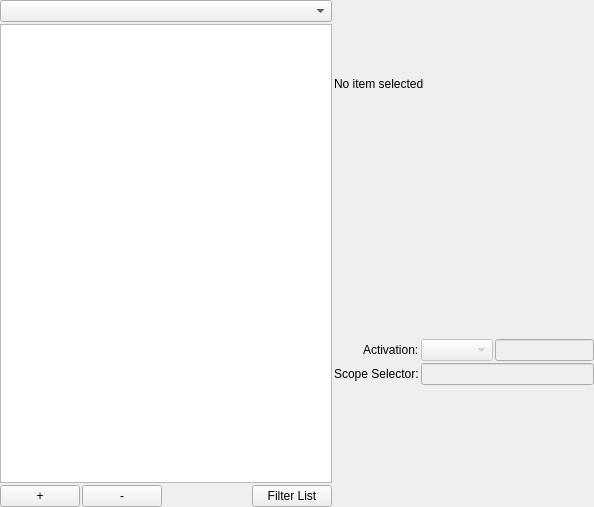
Before: the Qt Designer form src/prymatex/gui/bundles/ui_files/editor.ui in prymatex/prymatex, drawn with Qt 5.
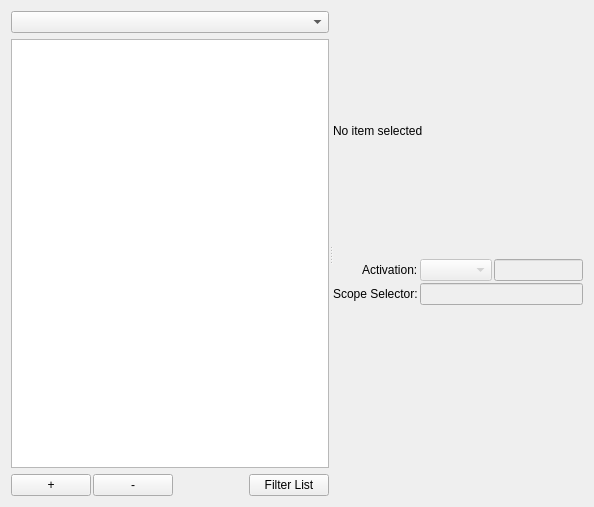
After: the same form once the commit is applied.

The edit to the form file:
```diff
--- a/src/prymatex/gui/bundles/ui_files/editor.ui
+++ b/src/prymatex/gui/bundles/ui_files/editor.ui
@@ -13,21 +13,14 @@
   <property name="windowTitle">
    <string>Bundle Editor</string>
   </property>
-  <layout class="QHBoxLayout" name="horizontalLayout_2">
-   <property name="spacing">
-    <number>2</number>
-   </property>
-   <property name="margin">
-    <number>0</number>
-   </property>
+  <layout class="QVBoxLayout" name="verticalLayout">
    <item>
-    <layout class="QVBoxLayout" name="verticalLayout" stretch="0,0,0">
-     <property name="spacing">
-      <number>2</number>
+    <widget class="QSplitter" name="splitter">
+     <property name="orientation">
+      <enum>Qt::Horizontal</enum>
      </property>
-     <property name="sizeConstraint">
-      <enum>QLayout::SetMaximumSize</enum>
-     </property>
+     <widget class="QWidget" name="verticalLayoutWidget">
+      <layout class="QVBoxLayout" name="treeLayout">
      <item>
       <widget class="QComboBox" name="comboBoxItemFilter"/>
      </item>
@@ -35,7 +28,7 @@
       <widget class="QTreeView" name="treeView"/>
      </item>
      <item>
-      <layout class="QHBoxLayout" name="horizontalLayout_3">
+        <layout class="QHBoxLayout" name="toolbarLayout">
        <property name="spacing">
         <number>2</number>
        </property>
@@ -76,12 +69,9 @@
       </layout>
      </item>
     </layout>
-   </item>
-   <item>
-    <layout class="QVBoxLayout" name="verticalLayout_3">
-     <property name="spacing">
-      <number>2</number>
-     </property>
+     </widget>
+     <widget class="QWidget" name="verticalLayoutWidget_2">
+      <layout class="QVBoxLayout" name="editorsLayout">
      <item>
       <widget class="QLabel" name="labelTitle">
        <property name="text">
@@ -90,10 +80,7 @@
       </widget>
      </item>
      <item>
-      <widget class="QWidget" name="container" native="true"/>
-     </item>
-     <item>
-      <layout class="QFormLayout" name="formLayout_2">
+        <layout class="QFormLayout" name="basicFormLayout">
        <property name="fieldGrowthPolicy">
         <enum>QFormLayout::AllNonFixedFieldsGrow</enum>
        </property>
@@ -106,15 +93,15 @@
        <property name="verticalSpacing">
         <number>2</number>
        </property>
-       <item row="0" column="0">
-        <widget class="QLabel" name="label_2">
+         <item row="1" column="0">
+          <widget class="QLabel" name="labelActivation">
          <property name="text">
           <string>Activation:</string>
          </property>
         </widget>
        </item>
-       <item row="0" column="1">
-        <layout class="QHBoxLayout" name="horizontalLayout_4">
+         <item row="1" column="1">
+          <layout class="QHBoxLayout" name="activationLayout">
          <property name="spacing">
           <number>2</number>
          </property>
@@ -134,23 +121,28 @@
          </item>
         </layout>
        </item>
-       <item row="1" column="0">
-        <widget class="QLabel" name="label_3">
+         <item row="2" column="0">
+          <widget class="QLabel" name="labelScopeSelector">
          <property name="text">
           <string>Scope Selector:</string>
          </property>
         </widget>
        </item>
-       <item row="1" column="1">
+         <item row="2" column="1">
         <widget class="QLineEdit" name="lineEditScope">
          <property name="enabled">
           <bool>false</bool>
          </property>
         </widget>
        </item>
+         <item row="0" column="0">
+          <widget class="QWidget" name="container" native="true"/>
+         </item>
       </layout>
      </item>
     </layout>
+     </widget>
+    </widget>
    </item>
   </layout>
  </widget>
```
Left out of the diff: 6 changed lines with no effect on the pictures. Lines whose indentation alone changed are shown as unchanged.
